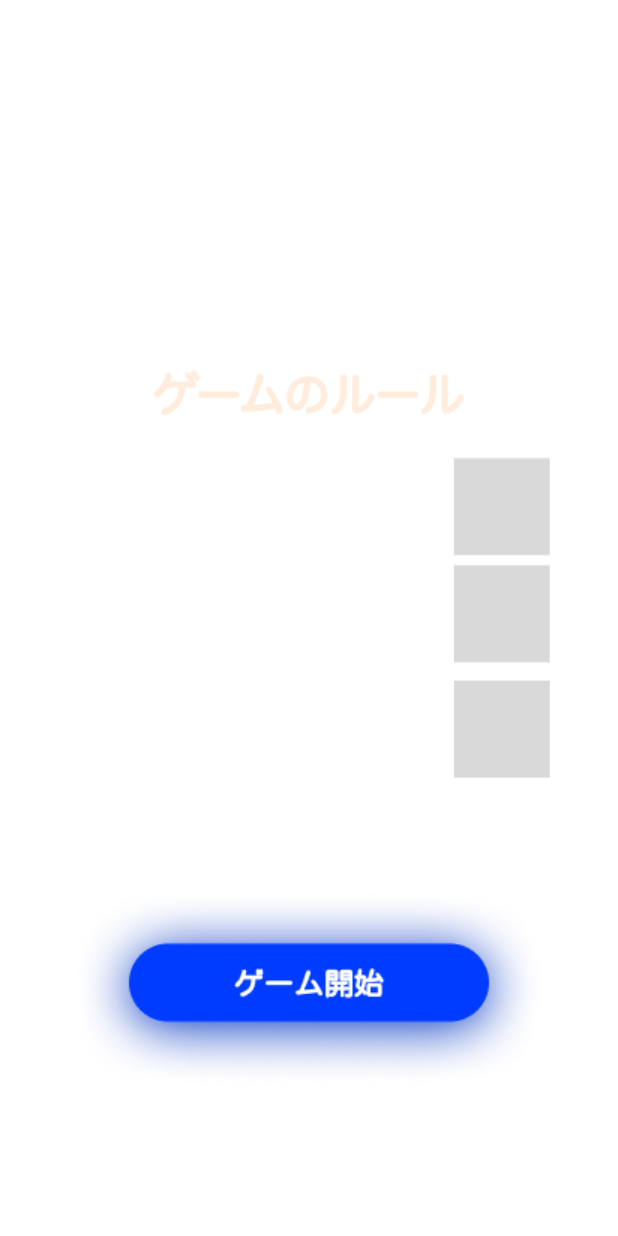
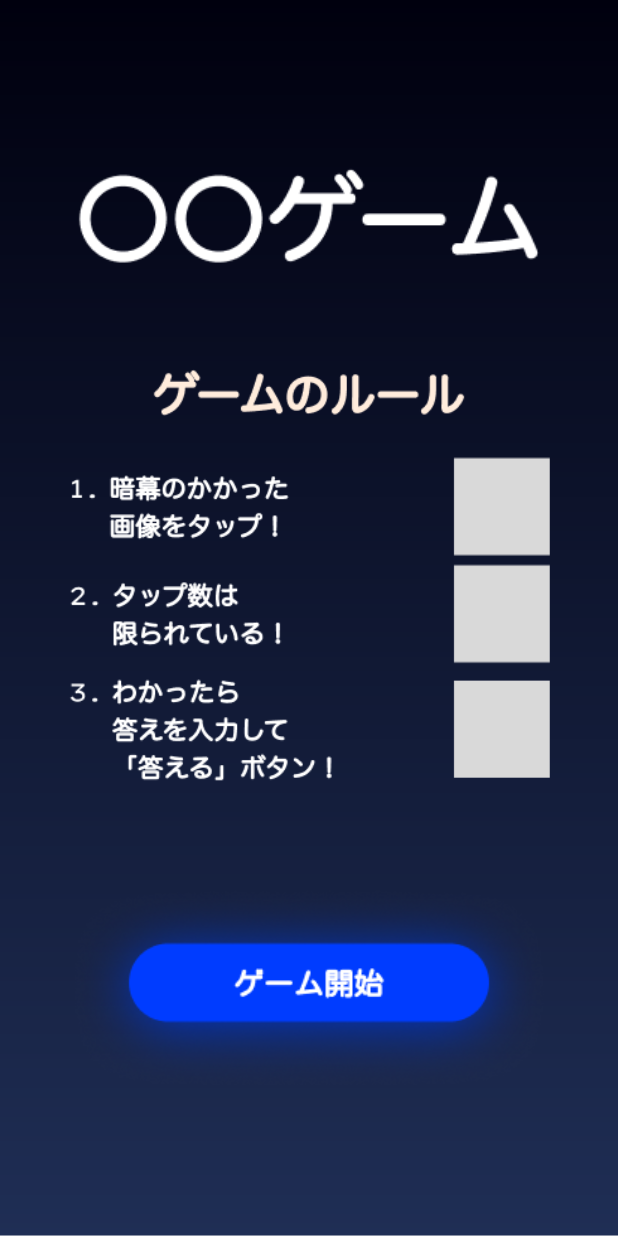
Before and after one commit to MIYAMOTO0610/galleria_ai_hackathon_2025, a Flutter app: the HomePage screen opened directly, on a phone screen of 412 x 824 dp. Run offline on Flutter 3.47's test engine with Material 3 defaults, Android fonts, the phone set to English and light mode, and no system bars; our stand-ins replace flutter_riverpod.

Commit message:
feat: ゲーム画面（仮）

```diff
--- a/lib/presentation/pages/home/home_page.dart
+++ b/lib/presentation/pages/home/home_page.dart
@@ -1,14 +1,15 @@
 import 'package:flutter/material.dart';
 import 'package:galleria_ai_hackathon_2025/gen/assets.gen.dart';
+import 'package:galleria_ai_hackathon_2025/presentation/pages/game/game_page.dart';
+import 'package:galleria_ai_hackathon_2025/presentation/widgets/app_scaffold.dart';
 
 class HomePage extends StatelessWidget {
   const HomePage({super.key});
 
   @override
   Widget build(BuildContext context) {
-    return const Scaffold(
-      backgroundColor: Colors.transparent,
-      body: Column(
+    return const AppScaffold(
+      child: Column(
         mainAxisAlignment: MainAxisAlignment.center,
         children: [
           _Title(),
@@ -50,6 +51,14 @@ class _StartButton extends StatelessWidget {
 
   @override
   Widget build(BuildContext context) {
-    return Assets.images.home.startButton.image();
+    return GestureDetector(
+      onTap: () {
+        Navigator.push(
+          context,
+          MaterialPageRoute(builder: (context) => GamePage()),
+        );
+      },
+      child: Assets.images.home.startButton.image(),
+    );
   }
 }
--- a/lib/presentation/theme.dart
+++ b/lib/presentation/theme.dart
@@ -3,6 +3,7 @@ import 'package:flutter/material.dart';
 final appTheme = ThemeData(
   scaffoldBackgroundColor: Colors.black,
   colorScheme: appColorScheme,
+  fontFamily: 'Hiragino Maru Gothic ProN',
   textTheme: const TextTheme(
     bodyMedium: TextStyle(fontSize: 16, color: Colors.white),
   ),
--- /dev/null
+++ b/lib/presentation/widgets/app_scaffold.dart
@@ -0,0 +1,26 @@
+import 'package:flutter/material.dart';
+import 'package:galleria_ai_hackathon_2025/gen/assets.gen.dart';
+
+class AppScaffold extends StatelessWidget {
+  const AppScaffold({super.key, required this.child});
+
+  final Widget child;
+
+  @override
+  Widget build(BuildContext context) {
+    return Container(
+      decoration: BoxDecoration(
+        image: DecorationImage(
+          image: Assets.images.bg.image().image,
+          fit: BoxFit.fitHeight,
+        ),
+      ),
+      child: SafeArea(
+        child: Scaffold(
+          backgroundColor: Colors.transparent,
+          body: Center(child: child),
+        ),
+      ),
+    );
+  }
+}
```
Also changed, not shown: lib/presentation/app.dart (+1 -15 lines), lib/presentation/pages/game/game_page.dart (+69 -1 lines).
